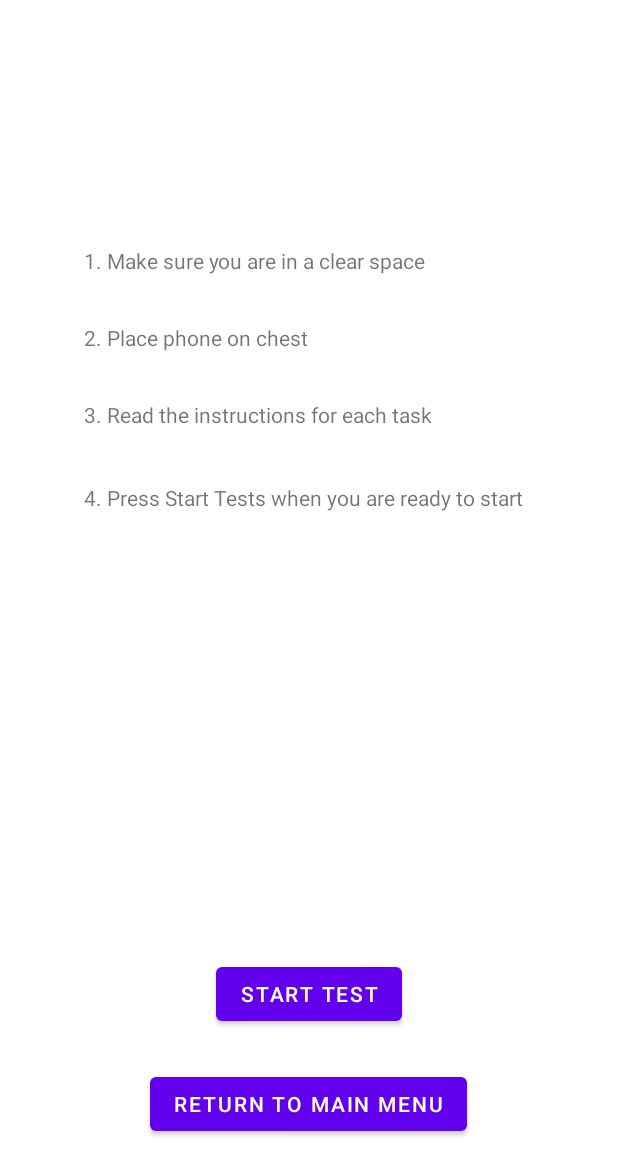
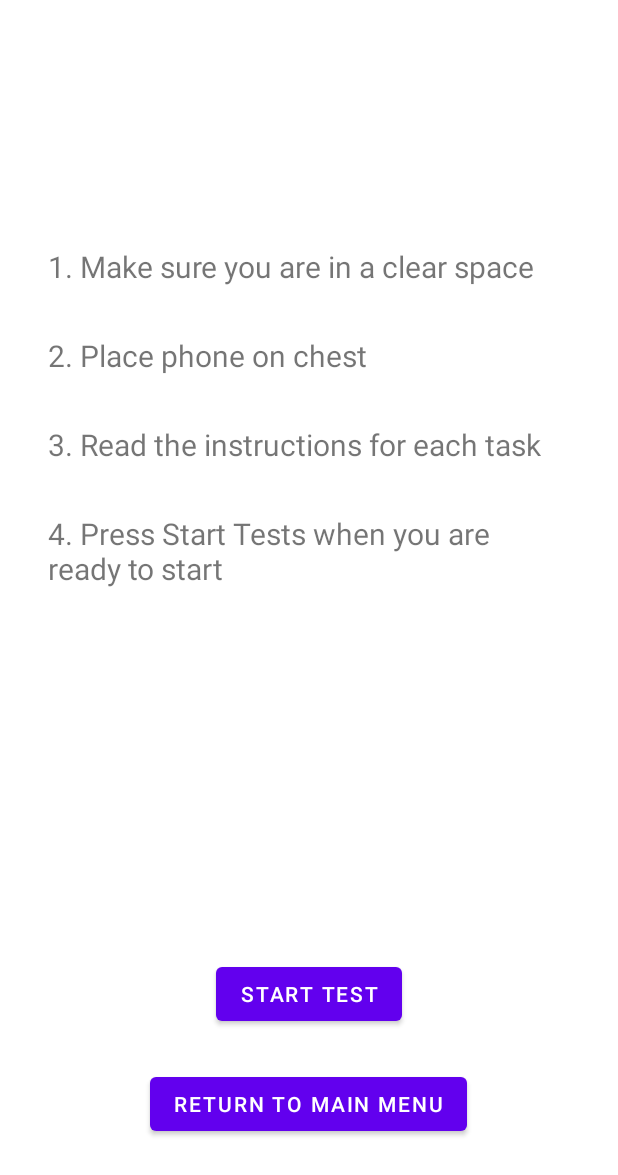
Before and after one commit to RIT-MSD-P21015/app_development, an Android app: the PatientTest screen opened directly, with no data from a screen before it, on a phone screen of 412 x 824 dp. Shown: the top 1175 px of the screen. Run offline under Robolectric (Android 15) with nearby library versions, the phone set to English and light mode, and no system bars.

Commit message:
Added some return to main buttons and also fixed some text being the wrong size

```diff
--- a/app/src/main/res/layout/activity_patient_test.xml
+++ b/app/src/main/res/layout/activity_patient_test.xml
@@ -7,48 +7,52 @@
     tools:context=".ui.login.PatientTest">
 
     <TextView
+        android:id="@+id/textView9"
+        android:layout_width="wrap_content"
+        android:layout_height="wrap_content"
+        android:layout_marginStart="32dp"
+        android:layout_marginLeft="32dp"
+        android:layout_marginTop="32dp"
+        android:text="@string/_2_place_phone_on_chest"
+        android:textSize="20sp"
+        app:layout_constraintStart_toStartOf="parent"
+        app:layout_constraintTop_toBottomOf="@+id/textView8" />
+
+    <TextView
+        android:id="@+id/textView11"
+        android:layout_width="320dp"
+        android:layout_height="67dp"
+        android:layout_marginStart="32dp"
+        android:layout_marginLeft="32dp"
+        android:layout_marginTop="32dp"
+        android:text="@string/_4_press_start_tests_when_you_are_ready_to_start"
+        android:textSize="20sp"
+        app:layout_constraintStart_toStartOf="parent"
+        app:layout_constraintTop_toBottomOf="@+id/textView10" />
+
+    <TextView
         android:id="@+id/textView8"
         android:layout_width="wrap_content"
         android:layout_height="wrap_content"
-        android:layout_marginStart="56dp"
-        android:layout_marginLeft="56dp"
+        android:layout_marginStart="32dp"
+        android:layout_marginLeft="32dp"
         android:layout_marginTop="164dp"
         android:text="@string/_1_make_sure_you_are_in_a_clear_space"
+        android:textSize="20sp"
         app:layout_constraintStart_toStartOf="parent"
         app:layout_constraintTop_toTopOf="parent" />
-
-    <TextView
-        android:id="@+id/textView9"
-        android:layout_width="wrap_content"
-        android:layout_height="wrap_content"
-        android:layout_marginStart="56dp"
-        android:layout_marginLeft="56dp"
-        android:layout_marginTop="32dp"
-        android:text="@string/_2_place_phone_on_chest"
-        app:layout_constraintStart_toStartOf="parent"
-        app:layout_constraintTop_toBottomOf="@+id/textView8" />
 
     <TextView
         android:id="@+id/textView10"
         android:layout_width="wrap_content"
         android:layout_height="wrap_content"
-        android:layout_marginStart="56dp"
-        android:layout_marginLeft="56dp"
+        android:layout_marginStart="32dp"
+        android:layout_marginLeft="32dp"
         android:layout_marginTop="32dp"
         android:text="@string/_3_read_the_instructions_for_each_task"
+        android:textSize="20sp"
         app:layout_constraintStart_toStartOf="parent"
         app:layout_constraintTop_toBottomOf="@+id/textView9" />
-
-    <TextView
-        android:id="@+id/textView11"
-        android:layout_width="wrap_content"
-        android:layout_height="wrap_content"
-        android:layout_marginStart="56dp"
-        android:layout_marginLeft="56dp"
-        android:layout_marginTop="36dp"
-        android:text="@string/_4_press_start_tests_when_you_are_ready_to_start"
-        app:layout_constraintStart_toStartOf="parent"
-        app:layout_constraintTop_toBottomOf="@+id/textView10" />
 
     <Button
         android:id="@+id/button_start_test_first"
```
Also changed, not shown: app/src/main/java/com/example/logintest/ui/login/PatientData.java (+14 -0 lines), app/src/main/java/com/example/logintest/ui/login/PatientInfo.java (+10 -1 lines), app/src/main/java/com/example/logintest/ui/login/Results.java (+13 -9 lines), app/src/main/res/layout/activity_patient_data.xml (+31 -0 lines), app/src/main/res/layout/activity_patient_info.xml (+13 -3 lines), app/src/main/res/layout/activity_results.xml (+10 -0 lines).
